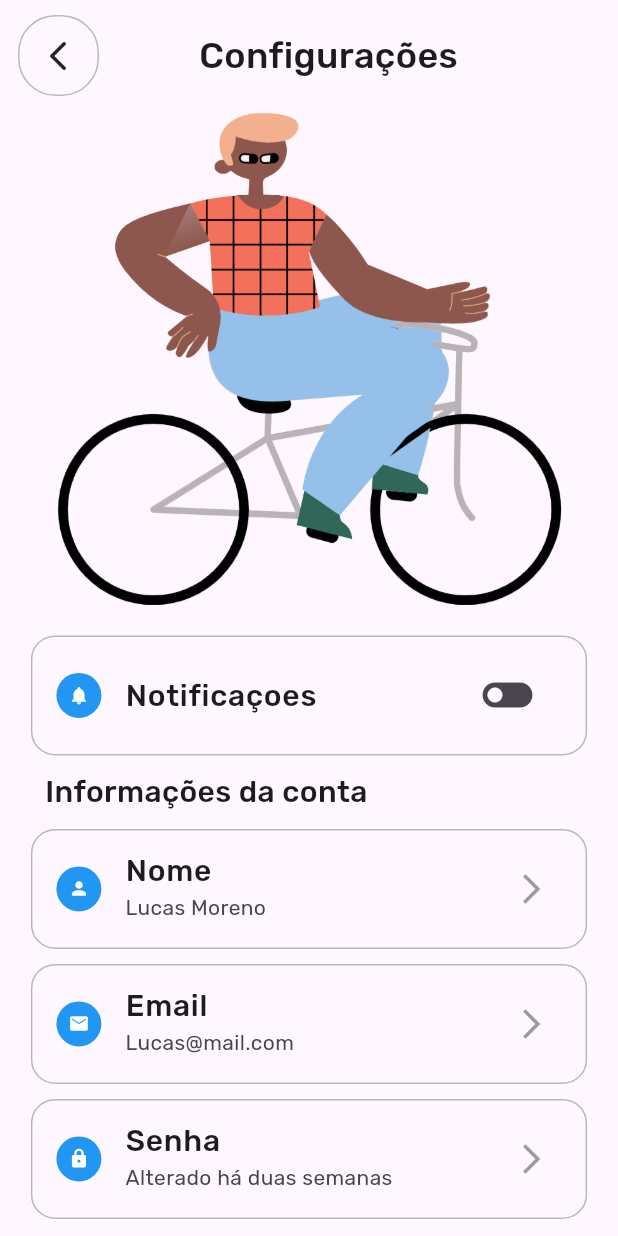
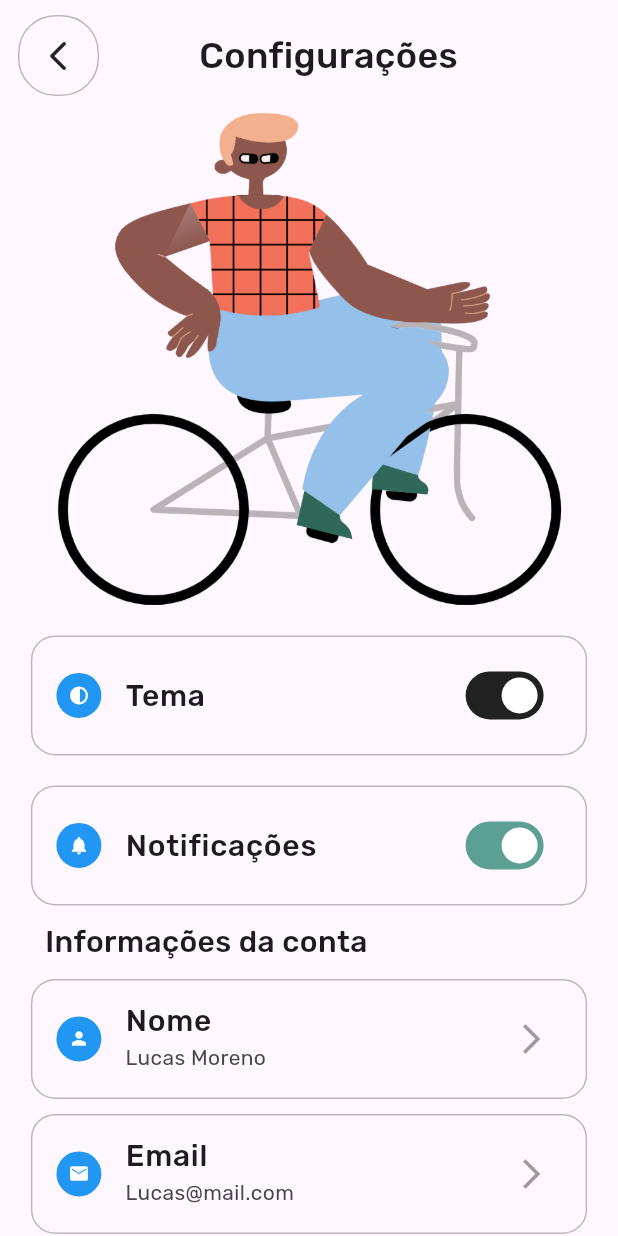
Before and after one commit to lucasdsmachado/code_factory, a Flutter app: the AccountSettingsPage screen opened directly, on a phone screen of 412 x 824 dp. Run offline on Flutter 3.47's test engine with Material 3 defaults, Android fonts, the phone set to English and light mode, and no system bars; our stand-ins replace smooth_page_indicator.

Commit message:
refactor: organizando em pastas

```diff
--- a/lib/app/pages/initial_pages/intro_page.dart
+++ b/lib/app/pages/initial_pages/intro_page.dart
@@ -1,6 +1,6 @@
 import 'package:code_factory/app/pages/login_page.dart';
-import 'package:code_factory/app/widgets/generic_button.dart';
-import 'package:code_factory/app/widgets/intro_card.dart';
+import 'package:code_factory/app/widgets/buttons/generic_button.dart';
+import 'package:code_factory/app/widgets/cards/intro_card.dart';
 import 'package:flutter/material.dart';
 import 'package:smooth_page_indicator/smooth_page_indicator.dart';
 
--- a/lib/app/pages/login_page.dart
+++ b/lib/app/pages/login_page.dart
@@ -1,8 +1,8 @@
 import 'package:code_factory/app/pages/account_pages.dart';
 import 'package:code_factory/app/pages/signup_page.dart';
-import 'package:code_factory/app/widgets/password_input.dart';
-import 'package:code_factory/app/widgets/text_input.dart';
-import 'package:code_factory/app/widgets/generic_button.dart';
+import 'package:code_factory/app/widgets/fields/password_input.dart';
+import 'package:code_factory/app/widgets/fields/text_input.dart';
+import 'package:code_factory/app/widgets/buttons/generic_button.dart';
 import 'package:flutter/material.dart';
 
 // TODO: Validar fomulário
--- a/lib/app/pages/payment_page.dart
+++ b/lib/app/pages/payment_page.dart
@@ -1,5 +1,5 @@
-import 'package:code_factory/app/widgets/generic_button.dart';
-import 'package:code_factory/app/widgets/header.dart';
+import 'package:code_factory/app/widgets/buttons/generic_button.dart';
+import 'package:code_factory/app/widgets/others/header.dart';
 import 'package:flutter/material.dart';
 
 class PaymentPage extends StatelessWidget {
--- a/lib/app/pages/product_detail.dart
+++ b/lib/app/pages/product_detail.dart
@@ -1,6 +1,6 @@
-import 'package:code_factory/app/widgets/categories.dart';
-import 'package:code_factory/app/widgets/generic_button.dart';
-import 'package:code_factory/app/widgets/header.dart';
+import 'package:code_factory/app/widgets/others/categories.dart';
+import 'package:code_factory/app/widgets/buttons/generic_button.dart';
+import 'package:code_factory/app/widgets/others/header.dart';
 import 'package:flutter/material.dart';
 
 class ProductDetail extends StatelessWidget {
--- a/lib/app/pages/profile_screens/account_settings_page.dart
+++ b/lib/app/pages/profile_screens/account_settings_page.dart
@@ -1,6 +1,7 @@
 import 'package:code_factory/app/pages/account_pages.dart';
-import 'package:code_factory/app/widgets/account_information_card.dart';
-import 'package:code_factory/app/widgets/header.dart';
+import 'package:code_factory/app/widgets/cards/account_information_card.dart';
+import 'package:code_factory/app/widgets/cards/switch_cards.dart';
+import 'package:code_factory/app/widgets/others/header.dart';
 import 'package:flutter/material.dart';
 
 // TODO: Gerar os dados do usuário dinamicamente
@@ -11,8 +12,6 @@ class AccountSettingsPage extends StatefulWidget {
   @override
   State<AccountSettingsPage> createState() => _AccountSettingsPageState();
 }
-
-bool _toggleNotifications = true;
 
 class _AccountSettingsPageState extends State<AccountSettingsPage> {
   @override
@@ -33,55 +32,17 @@ class _AccountSettingsPageState extends State<AccountSettingsPage> {
             "assets/images/settings_image.png",
             height: MediaQuery.of(context).size.height * 0.40,
           ),
-          const SizedBox(
-            height: 20,
+          const SizedBox(height: 20),
+          const SwitchCards(
+            cardTitle: 'Tema',
+            cardIcon: Icons.contrast,
+            trackColor: Colors.black87,
           ),
-          FractionallySizedBox(
-            widthFactor: 0.9,
-            child: Container(
-              height: 80,
-              decoration: BoxDecoration(
-                  border: Border.all(color: Colors.black26, width: 1),
-                  borderRadius: BorderRadius.circular(16)),
-              child: Center(
-                child: ListTile(
-                  leading: Container(
-                      decoration: const BoxDecoration(
-                        shape: BoxShape.circle,
-                        color: Colors.blue,
-                      ),
-                      child: const Padding(
-                        padding: EdgeInsets.all(8.0),
-                        child: Icon(
-                          Icons.notifications,
-                          color: Colors.white,
-                          size: 14,
-                        ),
-                      )),
-                  title: const Text(
-                    "Notificaçoes",
-                    style: TextStyle(
-                      fontVariations: [FontVariation('wght', 500)],
-                      fontSize: 20,
-                    ),
-                  ),
-                  trailing: IconButton(
-                    icon: _toggleNotifications
-                        ? const Icon(Icons.toggle_off, size: 40)
-                        : const Icon(
-                            Icons.toggle_on,
-                            size: 40,
-                            color: Colors.blueGrey
-                          ),
-                    onPressed: () {
-                      setState(() {
-                        _toggleNotifications = !_toggleNotifications;
-                      });
-                    },
-                  ),
-                ),
-              ),
-            ),
+          const SizedBox(height: 20),
+          const SwitchCards(
+            cardTitle: 'Notificações',
+            cardIcon: Icons.notifications,
+            trackColor: Color(0xff5BA092),
           ),
           const Padding(
             padding: EdgeInsets.only(top: 10, left: 30, bottom: 10),
--- a/lib/app/pages/profile_screens/home_page.dart
+++ b/lib/app/pages/profile_screens/home_page.dart
@@ -1,7 +1,7 @@
 import 'dart:convert';
 import 'package:code_factory/app/pages/product_detail.dart';
-import 'package:code_factory/app/widgets/categories.dart';
-import 'package:code_factory/app/widgets/course_card.dart';
+import 'package:code_factory/app/widgets/others/categories.dart';
+import 'package:code_factory/app/widgets/cards/course_card.dart';
 import 'package:flutter/material.dart';
 import 'package:flutter/services.dart' show rootBundle;
 
--- a/lib/app/pages/profile_screens/user_profile_page.dart
+++ b/lib/app/pages/profile_screens/user_profile_page.dart
@@ -1,8 +1,8 @@
 import 'package:code_factory/app/pages/account_pages.dart';
 import 'package:code_factory/app/pages/login_page.dart';
 import 'package:code_factory/app/pages/payment_page.dart';
-import 'package:code_factory/app/widgets/header.dart';
-import 'package:code_factory/app/widgets/profile_button.dart';
+import 'package:code_factory/app/widgets/others/header.dart';
+import 'package:code_factory/app/widgets/buttons/profile_button.dart';
 import 'package:flutter/material.dart';
 
 class UserProfilePage extends StatelessWidget {
--- /dev/null
+++ b/lib/app/widgets/cards/switch_cards.dart
@@ -0,0 +1,70 @@
+// ignore_for_file: public_member_api_docs, sort_constructors_first
+import 'package:flutter/material.dart';
+
+class SwitchCards extends StatefulWidget {
+  final String cardTitle;
+  final IconData cardIcon;
+  final Color trackColor;
+  // TODO Função para mudar o modo da tela dark/light
+  //TODO icones de sol e lua
+
+  const SwitchCards({
+    super.key,
+    required this.cardTitle,
+    required this.cardIcon,
+    required this.trackColor,
+  });
+
+  @override
+  State<SwitchCards> createState() => _SwitchCardsState();
+}
+
+bool notificationsValue = true;
+
+class _SwitchCardsState extends State<SwitchCards> {
+  @override
+  Widget build(BuildContext context) {
+    return FractionallySizedBox(
+      widthFactor: 0.9,
+      child: Container(
+        height: 80,
+        decoration: BoxDecoration(
+            border: Border.all(color: Colors.black26, width: 1),
+            borderRadius: BorderRadius.circular(16)),
+        child: Center(
+          child: ListTile(
+            leading: Container(
+                decoration: const BoxDecoration(
+                  shape: BoxShape.circle,
+                  color: Colors.blue,
+                ),
+                child: Padding(
+                  padding: const EdgeInsets.all(8.0),
+                  child: Icon(
+                    widget.cardIcon,
+                    color: Colors.white,
+                    size: 14,
+                  ),
+                )),
+            title: Text(
+              widget.cardTitle,
+              style: const TextStyle(
+                fontVariations: [FontVariation('wght', 500)],
+                fontSize: 20,
+              ),
+            ),
+            trailing: Switch(
+              value: notificationsValue,
+              activeTrackColor: widget.trackColor,
+              onChanged: (bool value) {
+                setState(() {
+                  notificationsValue = value;
+                });
+              },
+            ),
+          ),
+        ),
+      ),
+    );
+  }
+}
--- a/pubspec.yaml
+++ b/pubspec.yaml
@@ -35,7 +35,6 @@ dependencies:
   # The following adds the Cupertino Icons font to your application.
   # Use with the CupertinoIcons class for iOS style icons.
   cupertino_icons: ^1.0.6
-  flutter_svg: ^2.0.10+1
   smooth_page_indicator: ^1.1.0
 
 dev_dependencies:
```
Also changed, not shown: lib/app/pages/signup_page.dart (+4 -4 lines), lib/app/widgets/buttons/generic_button.dart (renamed from lib/app/widgets/generic_button.dart), lib/app/widgets/buttons/profile_button.dart (renamed from lib/app/widgets/profile_button.dart), lib/app/widgets/cards/account_information_card.dart (renamed from lib/app/widgets/account_information_card.dart), lib/app/widgets/cards/course_card.dart (renamed from lib/app/widgets/course_card.dart), lib/app/widgets/cards/intro_card.dart (renamed from lib/app/widgets/intro_card.dart), lib/app/widgets/fields/password_input.dart (renamed from lib/app/widgets/password_input.dart), lib/app/widgets/fields/text_input.dart (renamed from lib/app/widgets/text_input.dart), lib/app/widgets/others/categories.dart (renamed from lib/app/widgets/categories.dart), lib/app/widgets/others/header.dart (renamed from lib/app/widgets/header.dart), pubspec.lock.
